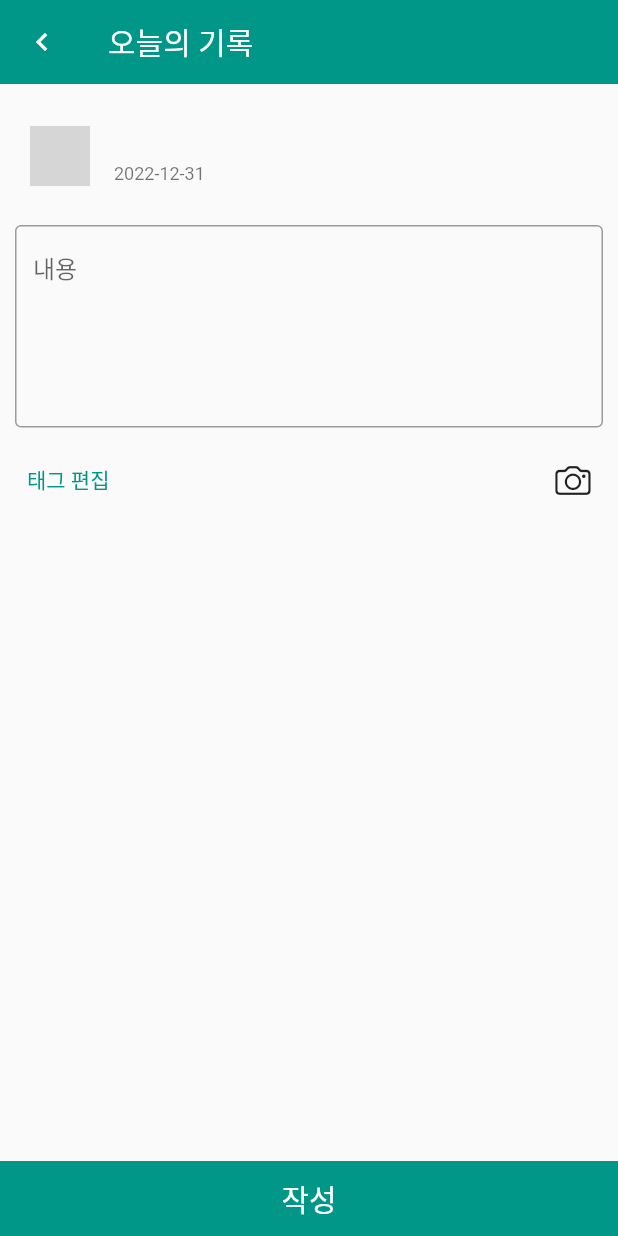
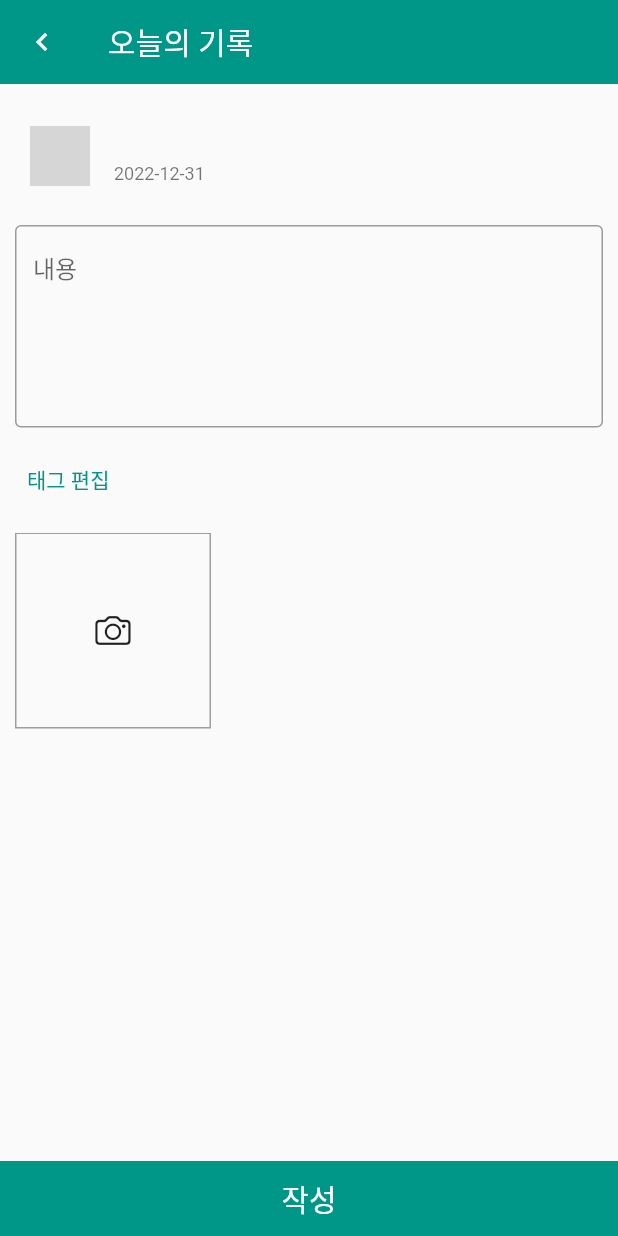
Before and after one commit to itsmekingtiger/garden-glory, a Flutter app: the PlantLogEditPage screen opened directly with empty values, on a phone screen of 412 x 824 dp. Run offline on Flutter 3.47's test engine with Material 2 defaults, Android fonts, the phone set to English and light mode, and no system bars; our stand-ins replace flutter_image_compress, flutter_riverpod, flutter_slidable, fluttertoast, google_fonts, hive and 4 more; accounts and stored records are empty; grey boxes are pictures that could not be loaded.

Commit message:
feat: improve photo selecting in Log Edit Page

```diff
--- a/lib/views/plant_log_edit_page.dart
+++ b/lib/views/plant_log_edit_page.dart
@@ -134,7 +134,7 @@ class _PlantLogEditPageState extends ConsumerState<PlantLogEditPage> {
                 ),
               ),
 
-              // 태그, 사진
+              // 태그
               Padding(
                 padding: const EdgeInsets.symmetric(horizontal: 10),
                 child: SizedBox(
@@ -197,17 +197,18 @@ class _PlantLogEditPageState extends ConsumerState<PlantLogEditPage> {
                           ],
                         ),
                       ),
-                      IconButton(
-                        constraints: BoxConstraints.tightFor(width: 40, height: 40),
-                        icon: Icon(CupertinoIcons.camera),
-                        onPressed: () async {
-                          showGloryImagePicker(
-                            context,
-                            (file) => setState(() => this.file = file?.path),
-                          );
-                        },
-                      ),
                     ],
+                  ),
+                ),
+              ),
+
+              // 사진
+              Expanded(
+                child: Container(
+                  padding: EdgeInsets.all(10),
+                  child: GridView.builder(
+                    gridDelegate: SliverGridDelegateWithFixedCrossAxisCount(crossAxisCount: 3),
+                    itemBuilder: photoGridBuilder,
                   ),
                 ),
               ),
@@ -240,6 +241,47 @@ class _PlantLogEditPageState extends ConsumerState<PlantLogEditPage> {
             },
           ),
         ),
+      ),
+    );
+  }
+
+  Widget photoGridBuilder(BuildContext context, int index) {
+    // currently only one photo is supported
+    if (index != 0) return Container();
+
+    return InkWell(
+      onTap: () async {
+        // If photo is null, show image picker, otherwise show dialog to delete photo
+        if (file == null) return showGloryImagePicker(context, (file) => setState(() => this.file = file?.path));
+
+        final result = await showDialog(
+          context: context,
+          builder: (context) => AlertDialog(
+            title: Text('사진 삭제'),
+            content: Text('사진을 삭제하시겠습니까?'),
+            actions: [
+              TextButton(
+                child: Text('취소'),
+                onPressed: () => Navigator.of(context).pop(false),
+              ),
+              TextButton(
+                child: Text('삭제'),
+                onPressed: () => Navigator.of(context).pop(true),
+              ),
+            ],
+          ),
+        );
+
+        if (result == true) setState(() => file = null);
+      },
+      child: Container(
+        decoration: BoxDecoration(border: Border.all(color: Colors.grey)),
+        child: file == null
+            ? Icon(CupertinoIcons.camera)
+            : Image.file(
+                File(file!),
+                fit: BoxFit.cover,
+              ),
       ),
     );
   }
```
